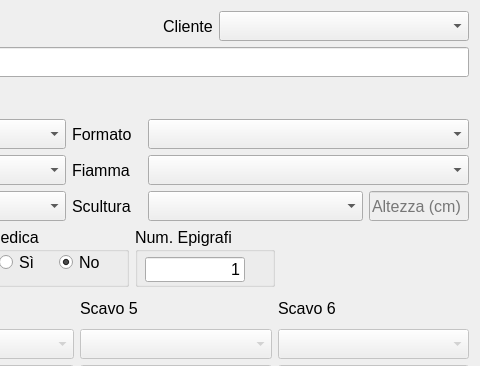
First picture: the form in Tomb.ui, repository LuigiCaradonna/funeraria, before the edit; both pictures show x 720 to 1200 and y 0 to 366 of the 1200 by 690 pixel window.
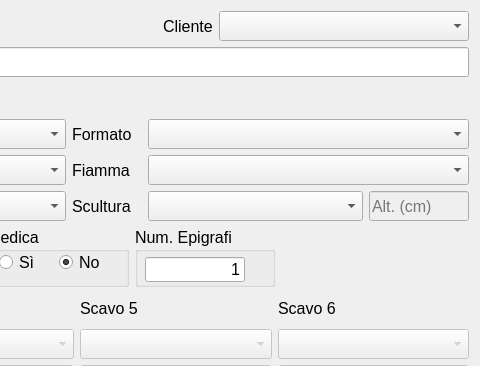
Second picture: the form after the edit.

```diff
--- a/Tomb.ui
+++ b/Tomb.ui
@@ -792,7 +792,7 @@
               </size>
              </property>
              <property name="placeholderText">
-              <string>Altezza (cm)</string>
+              <string>Alt. (cm)</string>
              </property>
             </widget>
            </item>
```
